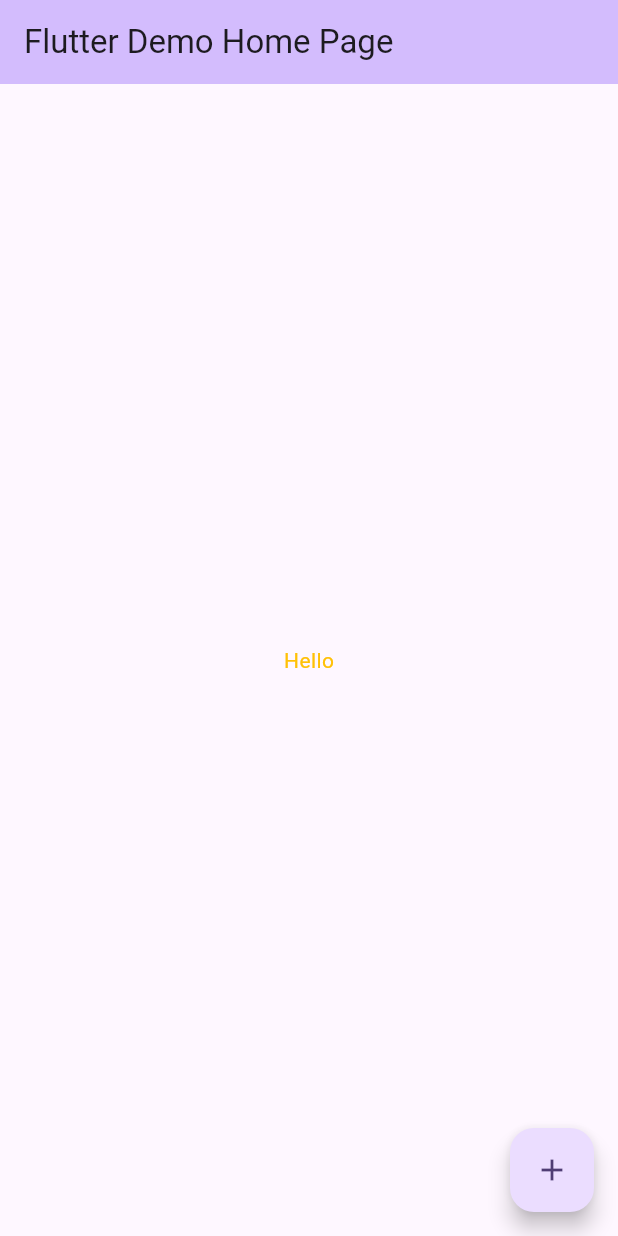
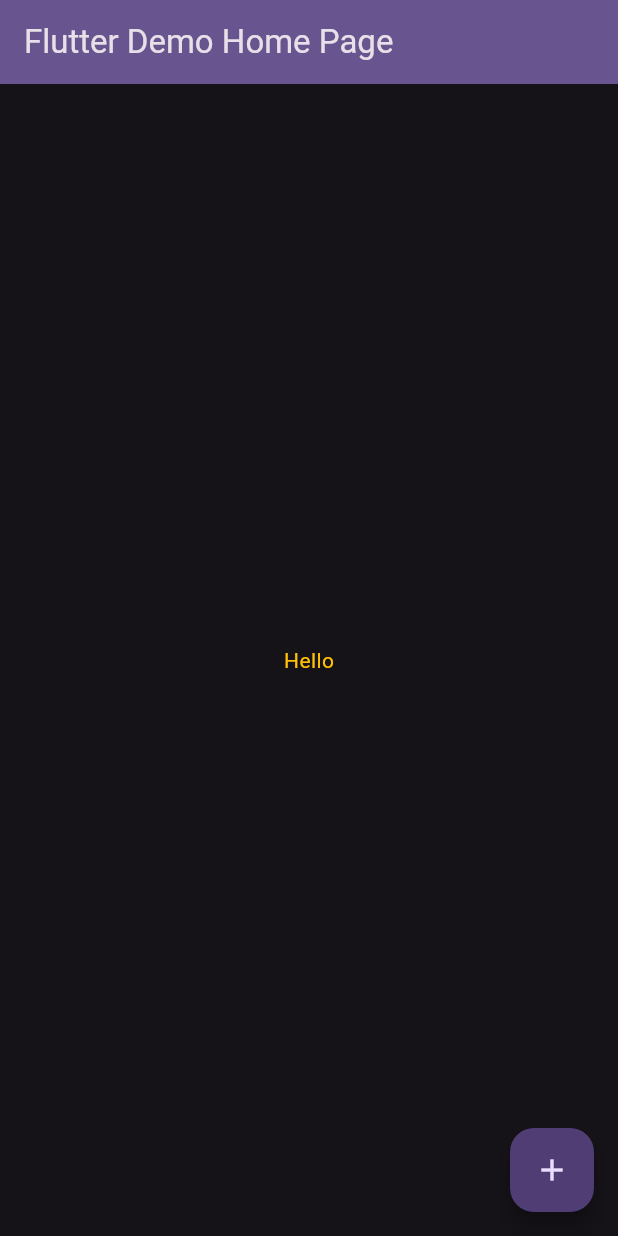
Before and after one commit to DhananjayaBandara/flutterApplication, a Flutter app: the screen it shows after launch, on a phone screen of 412 x 824 dp. Run offline on Flutter 3.47's test engine with Material 3 defaults, Android fonts, the phone set to English and light mode, and no system bars.

```diff
--- a/flutter_app/lib/main.dart
+++ b/flutter_app/lib/main.dart
@@ -38,7 +38,10 @@ class MyApp extends StatelessWidget {
         //
         // This works for code too, not just values: Most code changes can be
         // tested with just a hot reload.
-        colorScheme: ColorScheme.fromSeed(seedColor: Colors.deepPurple),
+        colorScheme: ColorScheme.fromSeed(
+          seedColor: const Color.fromRGBO(103, 58, 183, 1),
+          brightness: Brightness.dark,
+        ),
       ),
       home: const MyHomePage(title: 'Flutter Demo Home Page'),
     );
```
